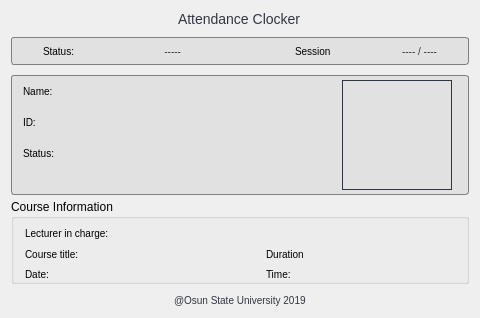
Qt form mainwindow.ui (OyeyemiFagbohun/ConsoleTest) before a commit.
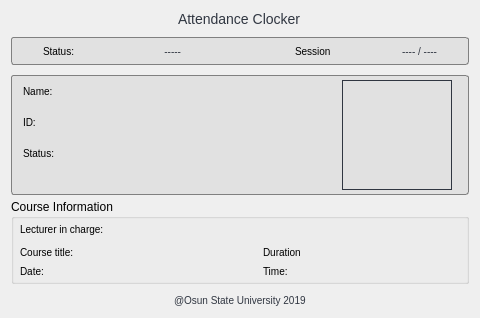
The same form after that commit.

```diff
--- a/mainwindow.ui
+++ b/mainwindow.ui
@@ -448,7 +448,7 @@
       </layout>
      </widget>
     </item>
-    <item>
+    <item alignment="Qt::AlignVCenter">
      <widget class="QGroupBox" name="groupBox">
       <property name="minimumSize">
        <size>
@@ -465,25 +465,36 @@
       <property name="title">
        <string>Course Information</string>
       </property>
-      <layout class="QGridLayout" name="gridLayout">
-       <property name="topMargin">
+      <layout class="QVBoxLayout" name="verticalLayout_2">
+       <property name="spacing">
         <number>3</number>
        </property>
+       <property name="leftMargin">
+        <number>6</number>
+       </property>
+       <property name="topMargin">
+        <number>0</number>
+       </property>
+       <property name="rightMargin">
+        <number>6</number>
+       </property>
        <property name="bottomMargin">
-        <number>4</number>
+        <number>0</number>
        </property>
-       <item row="0" column="0">
+       <item>
+        <layout class="QHBoxLayout" name="horizontalLayout_3">
+         <item>
         <widget class="QLabel" name="label_13">
          <property name="minimumSize">
           <size>
            <width>100</width>
-           <height>23</height>
+             <height>20</height>
           </size>
          </property>
          <property name="maximumSize">
           <size>
            <width>16777215</width>
-           <height>23</height>
+             <height>20</height>
           </size>
          </property>
          <property name="styleSheet">
@@ -494,18 +505,55 @@
          </property>
         </widget>
        </item>
-       <item row="1" column="0">
+         <item>
+          <widget class="QLabel" name="label_14">
+           <property name="sizePolicy">
+            <sizepolicy hsizetype="Expanding" vsizetype="Expanding">
+             <horstretch>0</horstretch>
+             <verstretch>0</verstretch>
+            </sizepolicy>
+           </property>
+           <property name="minimumSize">
+            <size>
+             <width>0</width>
+             <height>20</height>
+            </size>
+           </property>
+           <property name="maximumSize">
+            <size>
+             <width>16777215</width>
+             <height>20</height>
+            </size>
+           </property>
+           <property name="styleSheet">
+            <string notr="true">font-size: 13px;</string>
+           </property>
+           <property name="text">
+            <string/>
+           </property>
+          </widget>
+         </item>
+        </layout>
+       </item>
+       <item>
+        <layout class="QHBoxLayout" name="horizontalLayout_4">
+         <item>
+          <layout class="QFormLayout" name="formLayout_2">
+           <property name="verticalSpacing">
+            <number>0</number>
+           </property>
+           <item row="0" column="0">
         <widget class="QLabel" name="label_15">
          <property name="minimumSize">
           <size>
            <width>100</width>
-           <height>23</height>
+               <height>20</height>
           </size>
          </property>
          <property name="maximumSize">
           <size>
            <width>100</width>
-           <height>23</height>
+               <height>20</height>
           </size>
          </property>
          <property name="styleSheet">
@@ -516,7 +564,7 @@
          </property>
         </widget>
        </item>
-       <item row="1" column="1">
+           <item row="0" column="1">
         <widget class="QLabel" name="label_16">
          <property name="sizePolicy">
           <sizepolicy hsizetype="Expanding" vsizetype="Expanding">
@@ -527,13 +575,13 @@
          <property name="minimumSize">
           <size>
            <width>0</width>
-           <height>23</height>
+               <height>20</height>
           </size>
          </property>
          <property name="maximumSize">
           <size>
            <width>16777215</width>
-           <height>23</height>
+               <height>20</height>
           </size>
          </property>
          <property name="styleSheet">
@@ -544,7 +592,59 @@
          </property>
         </widget>
        </item>
-       <item row="1" column="2">
+           <item row="1" column="0">
+            <widget class="QLabel" name="label_19">
+             <property name="minimumSize">
+              <size>
+               <width>100</width>
+               <height>20</height>
+              </size>
+             </property>
+             <property name="maximumSize">
+              <size>
+               <width>100</width>
+               <height>20</height>
+              </size>
+             </property>
+             <property name="styleSheet">
+              <string notr="true">color: black;</string>
+             </property>
+             <property name="text">
+              <string>Date:</string>
+             </property>
+            </widget>
+           </item>
+           <item row="1" column="1">
+            <widget class="QLabel" name="label_20">
+             <property name="sizePolicy">
+              <sizepolicy hsizetype="Expanding" vsizetype="Expanding">
+               <horstretch>0</horstretch>
+               <verstretch>0</verstretch>
+              </sizepolicy>
+             </property>
+             <property name="minimumSize">
+              <size>
+               <width>0</width>
+               <height>20</height>
+              </size>
+             </property>
+             <property name="maximumSize">
+              <size>
+               <width>16777215</width>
+               <height>20</height>
+              </size>
+             </property>
+             <property name="styleSheet">
+              <string notr="true">font-size: 13px;</string>
+             </property>
+             <property name="text">
+              <string/>
+             </property>
+            </widget>
+           </item>
+          </layout>
+         </item>
+         <item>
         <spacer name="horizontalSpacer_4">
          <property name="orientation">
           <enum>Qt::Horizontal</enum>
@@ -560,18 +660,23 @@
          </property>
         </spacer>
        </item>
-       <item row="1" column="3">
+         <item>
+          <layout class="QFormLayout" name="formLayout_3">
+           <property name="verticalSpacing">
+            <number>0</number>
+           </property>
+           <item row="0" column="0">
         <widget class="QLabel" name="label_17">
          <property name="minimumSize">
           <size>
            <width>100</width>
-           <height>23</height>
+               <height>20</height>
           </size>
          </property>
          <property name="maximumSize">
           <size>
            <width>100</width>
-           <height>23</height>
+               <height>20</height>
           </size>
          </property>
          <property name="styleSheet">
@@ -582,7 +687,7 @@
          </property>
         </widget>
        </item>
-       <item row="1" column="4">
+           <item row="0" column="1">
         <widget class="QLabel" name="label_18">
          <property name="sizePolicy">
           <sizepolicy hsizetype="Expanding" vsizetype="Expanding">
@@ -593,13 +698,13 @@
          <property name="minimumSize">
           <size>
            <width>0</width>
-           <height>23</height>
+               <height>20</height>
           </size>
          </property>
          <property name="maximumSize">
           <size>
            <width>16777215</width>
-           <height>23</height>
+               <height>20</height>
           </size>
          </property>
          <property name="styleSheet">
@@ -610,68 +715,18 @@
          </property>
         </widget>
        </item>
-       <item row="2" column="0">
-        <widget class="QLabel" name="label_19">
-         <property name="minimumSize">
-          <size>
-           <width>100</width>
-           <height>23</height>
-          </size>
-         </property>
-         <property name="maximumSize">
-          <size>
-           <width>100</width>
-           <height>23</height>
-          </size>
-         </property>
-         <property name="styleSheet">
-          <string notr="true">color: black;</string>
-         </property>
-         <property name="text">
-          <string>Date:</string>
-         </property>
-        </widget>
-       </item>
-       <item row="2" column="1">
-        <widget class="QLabel" name="label_20">
-         <property name="sizePolicy">
-          <sizepolicy hsizetype="Expanding" vsizetype="Expanding">
-           <horstretch>0</horstretch>
-           <verstretch>0</verstretch>
-          </sizepolicy>
-         </property>
-         <property name="minimumSize">
-          <size>
-           <width>0</width>
-           <height>23</height>
-          </size>
-         </property>
-         <property name="maximumSize">
-          <size>
-           <width>16777215</width>
-           <height>23</height>
-          </size>
-         </property>
-         <property name="styleSheet">
-          <string notr="true">font-size: 13px;</string>
-         </property>
-         <property name="text">
-          <string/>
-         </property>
-        </widget>
-       </item>
-       <item row="2" column="3">
+           <item row="1" column="0">
         <widget class="QLabel" name="label_21">
          <property name="minimumSize">
           <size>
            <width>100</width>
-           <height>23</height>
+               <height>20</height>
           </size>
          </property>
          <property name="maximumSize">
           <size>
            <width>100</width>
-           <height>23</height>
+               <height>20</height>
           </size>
          </property>
          <property name="styleSheet">
@@ -682,7 +737,7 @@
          </property>
         </widget>
        </item>
-       <item row="2" column="4">
+           <item row="1" column="1">
         <widget class="QLabel" name="label_22">
          <property name="sizePolicy">
           <sizepolicy hsizetype="Expanding" vsizetype="Expanding">
@@ -693,13 +748,13 @@
          <property name="minimumSize">
           <size>
            <width>0</width>
-           <height>23</height>
+               <height>20</height>
           </size>
          </property>
          <property name="maximumSize">
           <size>
            <width>16777215</width>
-           <height>23</height>
+               <height>20</height>
           </size>
          </property>
          <property name="styleSheet">
@@ -710,33 +765,9 @@
          </property>
         </widget>
        </item>
-       <item row="0" column="1" colspan="4">
-        <widget class="QLabel" name="label_14">
-         <property name="sizePolicy">
-          <sizepolicy hsizetype="Expanding" vsizetype="Expanding">
-           <horstretch>0</horstretch>
-           <verstretch>0</verstretch>
-          </sizepolicy>
-         </property>
-         <property name="minimumSize">
-          <size>
-           <width>0</width>
-           <height>23</height>
-          </size>
-         </property>
-         <property name="maximumSize">
-          <size>
-           <width>16777215</width>
-           <height>23</height>
-          </size>
-         </property>
-         <property name="styleSheet">
-          <string notr="true">font-size: 13px;</string>
-         </property>
-         <property name="text">
-          <string/>
-         </property>
-        </widget>
+          </layout>
+         </item>
+        </layout>
        </item>
       </layout>
      </widget>
```
Left out of the diff: 2 changed lines with no effect on the pictures. Lines whose indentation alone changed are shown as unchanged.
